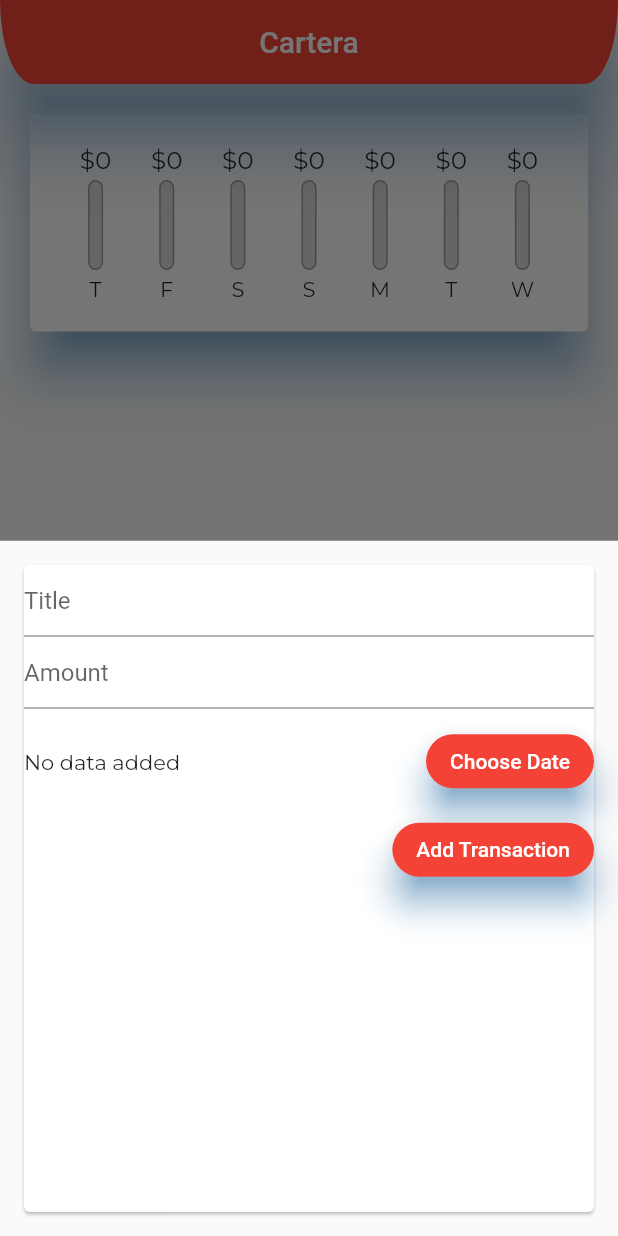
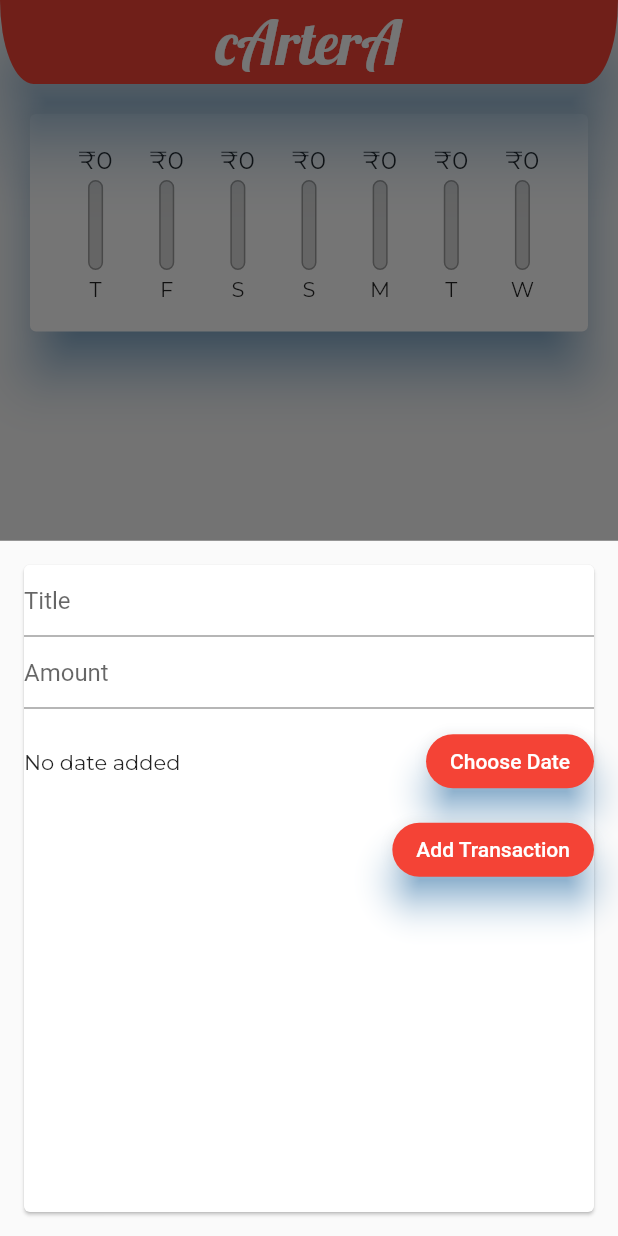
Before and after one commit to AbdullaNasarAp/Cartera, a Flutter app: the screen it shows after launch, after a tap on the "add" icon, on a phone screen of 412 x 824 dp. Run offline on Flutter 3.47's test engine with Material 2 defaults, Android fonts, the phone set to English and light mode, and no system bars; our stand-ins replace animated_splash_screen, google_fonts, page_transition.

Commit message:
finished the app

```diff
--- a/lib/main.dart
+++ b/lib/main.dart
@@ -1,4 +1,5 @@
 import 'package:cartera/view/home/homescreen.dart';
+import 'package:cartera/view/splash/splash.dart';
 import 'package:flutter/material.dart';
 import 'package:google_fonts/google_fonts.dart';
 
@@ -15,7 +16,7 @@ class MyApp extends StatelessWidget {
   Widget build(BuildContext context) {
     return MaterialApp(
       debugShowCheckedModeBanner: false,
-      home: const HomeScreen(),
+      home: const SplashScreen(),
       theme: ThemeData(
         textTheme: TextTheme(
           bodyText1: GoogleFonts.montserrat(),
--- a/lib/view/home/homescreen.dart
+++ b/lib/view/home/homescreen.dart
@@ -3,6 +3,7 @@ import 'package:cartera/view/home/widget/chart/chart.dart';
 import 'package:cartera/view/home/widget/new_transacton.dart';
 import 'package:cartera/view/home/widget/trasaction_list.dart';
 import 'package:flutter/material.dart';
+import 'package:google_fonts/google_fonts.dart';
 
 class HomeScreen extends StatefulWidget {
   const HomeScreen({super.key});
@@ -13,12 +14,13 @@ class HomeScreen extends StatefulWidget {
 
 class _HomeScreenState extends State<HomeScreen> {
   final List<Transaction> _userTransaction = [];
-  void _addNewTranscation(String txTitle, double txAmount) {
+  void _addNewTranscation(
+      String txTitle, double txAmount, DateTime chosenDate) {
     final newTx = Transaction(
         id: DateTime.now().toString(),
         title: txTitle,
         amount: txAmount,
-        date: DateTime.now());
+        date: chosenDate);
     setState(() {
       _userTransaction.add(newTx);
     });
@@ -44,12 +46,23 @@ class _HomeScreenState extends State<HomeScreen> {
         });
   }
 
+  void _deleteTransaction(String id) {
+    setState(() {
+      _userTransaction.removeWhere((tx) => tx.id == id);
+    });
+    const snackBar = SnackBar(
+        duration: Duration(milliseconds: 400),
+        content: Text("Transaction Deleted"));
+    ScaffoldMessenger.of(context).showSnackBar(snackBar);
+  }
+
   @override
   Widget build(BuildContext context) {
     return GestureDetector(
       onTap: () {
         FocusScope.of(context).unfocus();
       },
+      child: SafeArea(
         child: Scaffold(
           appBar: AppBar(
             elevation: 20,
@@ -66,14 +79,20 @@ class _HomeScreenState extends State<HomeScreen> {
                 ),
               ),
             ),
-          title: const Text("Cartera"),
+            title: Text(
+              "cArterA",
+              style: GoogleFonts.lobster(fontSize: 40),
+            ),
             centerTitle: true,
           ),
           body: SingleChildScrollView(
             child: Column(
               children: [
                 Chart(recentTransaction: recentTransaction),
-              TransactionList(transactions: _userTransaction)
+                TransactionList(
+                  transactions: _userTransaction,
+                  deleteTx: _deleteTransaction,
+                )
               ],
             ),
           ),
@@ -87,6 +106,7 @@ class _HomeScreenState extends State<HomeScreen> {
             ),
           ),
         ),
+      ),
     );
   }
 }
--- a/lib/view/home/widget/chart/chart_bar.dart
+++ b/lib/view/home/widget/chart/chart_bar.dart
@@ -17,7 +17,7 @@ class ChartBar extends StatelessWidget {
         Container(
             height: 20,
             child: FittedBox(
-                child: Text("\$${spendingAmount.toStringAsFixed(0)}"))),
+                child: Text("₹${spendingAmount.toStringAsFixed(0)}"))),
         const SizedBox(
           height: 4,
         ),
--- a/lib/view/home/widget/new_transacton.dart
+++ b/lib/view/home/widget/new_transacton.dart
@@ -1,4 +1,5 @@
 import 'package:flutter/material.dart';
+import 'package:intl/intl.dart';
 
 class NewTransaction extends StatefulWidget {
   final Function? addTx;
@@ -10,22 +11,42 @@ class NewTransaction extends StatefulWidget {
 }
 
 class _NewTransactionState extends State<NewTransaction> {
-  final titleController = TextEditingController();
+  final _titleController = TextEditingController();
+  final _amountController = TextEditingController();
+  DateTime? _selectedDate;
 
-  final amountController = TextEditingController();
-
-  void submitData() {
-    final enteredTitle = titleController.text;
-    final enteredAmount = double.parse(amountController.text);
-
-    if (enteredTitle.isEmpty || enteredAmount <= 0) {
+  void _submitData() {
+    if (_amountController.text.isEmpty) {
       return;
     }
-    widget.addTx!(
-      enteredTitle,
-      enteredAmount,
-    );
+    final enteredTitle = _titleController.text;
+    final enteredAmount = double.parse(_amountController.text);
+
+    if (enteredTitle.isEmpty || enteredAmount <= 0 || _selectedDate == null) {
+      return;
+    }
+    widget.addTx!(enteredTitle, enteredAmount, _selectedDate);
     Navigator.of(context).pop();
+    const snackBar = SnackBar(
+        duration: Duration(milliseconds: 400),
+        content: Text("Transaction Added"));
+    ScaffoldMessenger.of(context).showSnackBar(snackBar);
+  }
+
+  void _presentDatePicker() {
+    showDatePicker(
+            context: context,
+            initialDate: DateTime.now(),
+            firstDate: DateTime(2022),
+            lastDate: DateTime.now())
+        .then((pickedDate) {
+      if (pickedDate == null) {
+        return;
+      }
+      setState(() {
+        _selectedDate = pickedDate;
+      });
+    });
   }
 
   @override
@@ -37,21 +58,21 @@ class _NewTransactionState extends State<NewTransaction> {
           crossAxisAlignment: CrossAxisAlignment.end,
           children: [
             TextField(
-                controller: titleController,
+                controller: _titleController,
                 keyboardType: TextInputType.text,
                 decoration: const InputDecoration(
                   hintText: "Title",
                 ),
-                onSubmitted: (_) => submitData()),
+                onSubmitted: (_) => _submitData()),
             TextField(
-              controller: amountController,
+              controller: _amountController,
               keyboardType: const TextInputType.numberWithOptions(
                 decimal: true,
               ),
               decoration: const InputDecoration(
                 hintText: "Amount",
               ),
-              onSubmitted: (_) => submitData(),
+              onSubmitted: (_) => _submitData(),
             ),
             SizedBox(
               height: 70,
@@ -59,7 +80,9 @@ class _NewTransactionState extends State<NewTransaction> {
                 mainAxisAlignment: MainAxisAlignment.spaceBetween,
                 children: [
                   Text(
-                    "No data added",
+                    _selectedDate == null
+                        ? "No date added"
+                        : "Date : ${DateFormat.yMd().format(_selectedDate!)}",
                   ),
                   ElevatedButton(
                     style: ButtonStyle(
@@ -67,8 +90,8 @@ class _NewTransactionState extends State<NewTransaction> {
                         elevation: MaterialStateProperty.all(10),
                         shape: MaterialStateProperty.all(RoundedRectangleBorder(
                             borderRadius: BorderRadius.circular(20)))),
-                    onPressed: () {},
-                    child: Text("Choose Date"),
+                    onPressed: _presentDatePicker,
+                    child: const Text("Choose Date"),
                   )
                 ],
               ),
@@ -79,7 +102,7 @@ class _NewTransactionState extends State<NewTransaction> {
                   elevation: MaterialStateProperty.all(10),
                   shape: MaterialStateProperty.all(RoundedRectangleBorder(
                       borderRadius: BorderRadius.circular(20)))),
-              onPressed: submitData,
+              onPressed: _submitData,
               child: const Text(
                 "Add Transaction",
               ),
--- /dev/null
+++ b/lib/view/splash/splash.dart
@@ -0,0 +1,36 @@
+import 'package:animated_splash_screen/animated_splash_screen.dart';
+import 'package:cartera/view/home/homescreen.dart';
+import 'package:flutter/material.dart';
+import 'package:google_fonts/google_fonts.dart';
+import 'package:page_transition/page_transition.dart';
+
+class SplashScreen extends StatelessWidget {
+  const SplashScreen({Key? key}) : super(key: key);
+
+  @override
+  Widget build(BuildContext context) {
+    return AnimatedSplashScreen(
+      splashIconSize: 300,
+      splash: SizedBox(
+        child: Center(
+            child: Column(
+          children: [
+            Text(
+              "cArterA",
+              style: GoogleFonts.lobster(
+                  fontSize: 70, fontWeight: FontWeight.bold),
+            ),
+          ],
+        )),
+      ),
+      backgroundColor: Colors.red,
+      nextScreen: const HomeScreen(),
+      duration: 2000,
+      splashTransition: SplashTransition.scaleTransition,
+      pageTransitionType: PageTransitionType.rightToLeft,
+      animationDuration: const Duration(
+        seconds: 1,
+      ),
+    );
+  }
+}
--- a/pubspec.yaml
+++ b/pubspec.yaml
@@ -38,6 +38,8 @@ dependencies:
   cupertino_icons: ^1.0.2
   google_fonts: ^3.0.1
   intl: ^0.17.0
+  animated_splash_screen: ^1.3.0
+  page_transition: ^2.0.9
 
 dev_dependencies:
   flutter_test:
```
Also changed, not shown: lib/view/home/widget/trasaction_list.dart (+24 -17 lines), pubspec.lock. Lines whose indentation alone changed are shown as unchanged.
